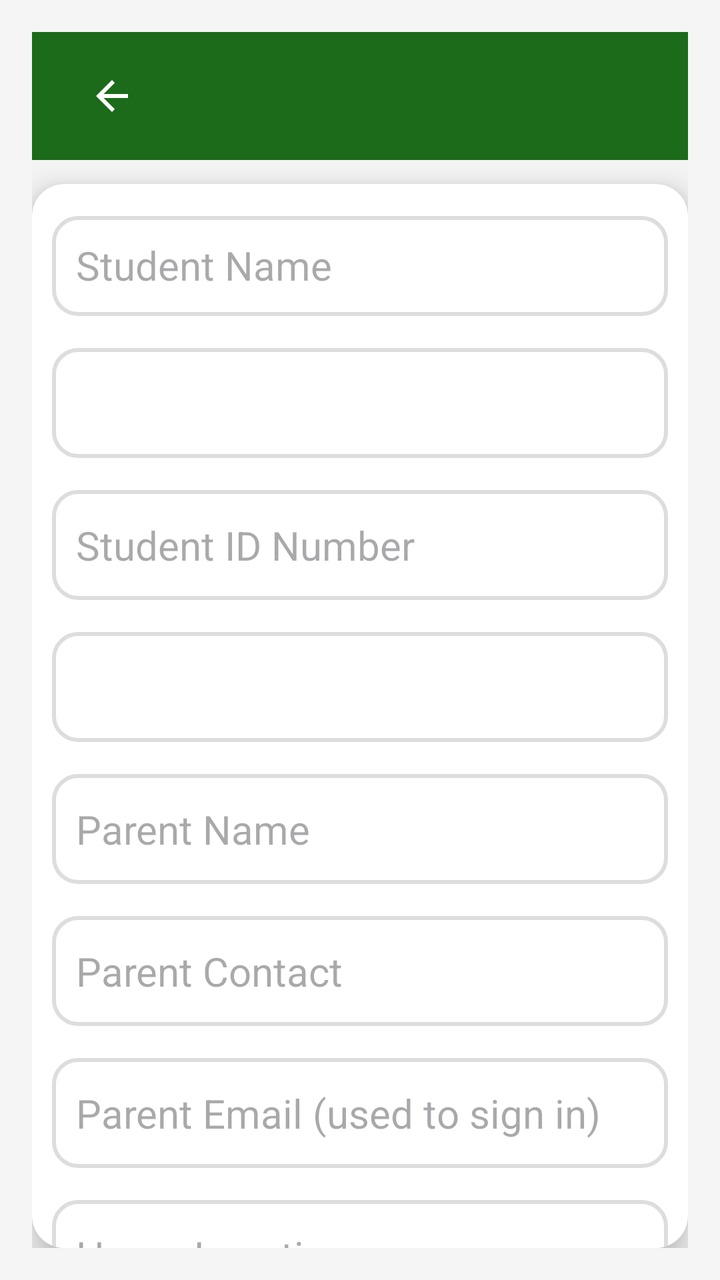
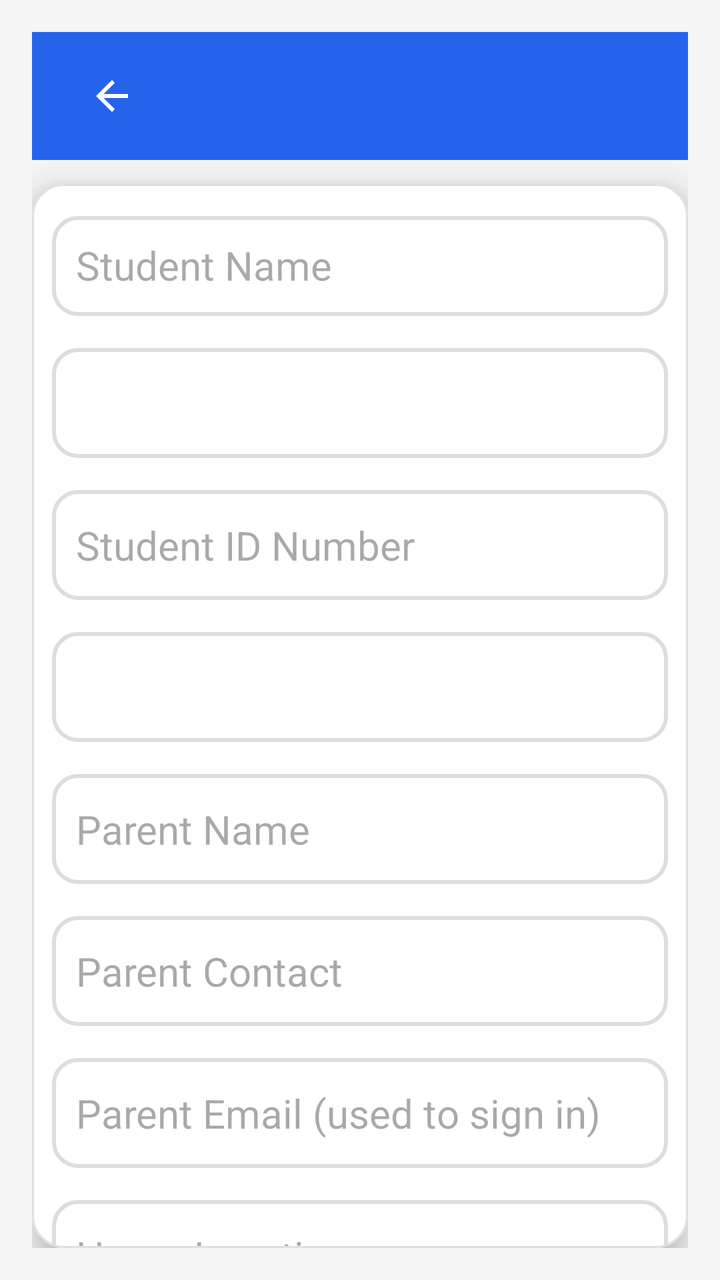

Two renders of the same Android screen: before a commit and after it. Below are the layout's source before the change and the commit's diff.
<!-- AndroidManifest.xml: application theme Theme.TransportApp -->
<!-- res/layout/activity_add_student.xml -->
<?xml version="1.0" encoding="utf-8"?>
<LinearLayout
    xmlns:android="http://schemas.android.com/apk/res/android"
    xmlns:app="http://schemas.android.com/apk/res-auto"
    android:layout_width="match_parent"
    android:layout_height="match_parent"
    android:orientation="vertical"
    android:background="@color/screen_background"
    android:padding="16dp">

    
    <include
        layout="@layout/toolbar"
        android:layout_width="match_parent"
        android:layout_height="wrap_content" />

    
    <com.google.android.material.card.MaterialCardView
        android:layout_width="match_parent"
        android:layout_height="wrap_content"
        android:layout_marginTop="12dp"
        android:backgroundTint="@color/surface"
        android:padding="24dp"
        app:cardCornerRadius="16dp"
        app:cardElevation="10dp">

        <LinearLayout
            android:layout_width="match_parent"
            android:layout_height="wrap_content"
            android:orientation="vertical">

            
            <EditText
                android:id="@+id/studentNameInput"
                android:layout_width="match_parent"
                android:layout_height="50dp"
                android:layout_marginTop="16dp"
                android:layout_marginHorizontal="10dp"
                android:background="@drawable/edittext_background"
                android:hint="@string/hint_student_name"
                android:inputType="text"
                android:padding="12dp"
                android:textColor="@color/text_primary"
                android:textSize="20sp"/>

            
            <Spinner
                android:id="@+id/classDropdown"
                android:layout_width="match_parent"
                android:layout_height="55dp"
                android:layout_marginTop="16dp"
                android:layout_marginHorizontal="10dp"
                android:background="@drawable/edittext_background"
                android:padding="12dp"/>

            
            <EditText
                android:id="@+id/studentIdInput"
                android:layout_width="match_parent"
                android:layout_height="55dp"
                android:layout_marginTop="16dp"
                android:layout_marginHorizontal="10dp"
                android:background="@drawable/edittext_background"
                android:hint="@string/hint_student_id_number"
                android:inputType="number"
                android:padding="12dp"
                android:textColor="@color/text_primary"
                android:textSize="20sp"/>

            
            <Spinner
                android:id="@+id/routeDropdown"
                android:layout_width="match_parent"
                android:layout_height="55dp"
                android:layout_marginTop="16dp"
                android:layout_marginHorizontal="10dp"
                android:background="@drawable/edittext_background"
                android:padding="12dp"/>

            
            <EditText
                android:id="@+id/parentNameInput"
                android:layout_width="match_parent"
                android:layout_height="55dp"
                android:layout_marginTop="16dp"
                android:layout_marginHorizontal="10dp"
                android:background="@drawable/edittext_background"
                android:hint="@string/hint_parent_name"
                android:inputType="text"
                android:padding="12dp"
                android:textColor="@color/text_primary"
                android:textSize="20sp"/>

            
            <EditText
                android:id="@+id/parentContactInput"
                android:layout_width="match_parent"
                android:layout_height="55dp"
                android:layout_marginTop="16dp"
                android:layout_marginHorizontal="10dp"
                android:background="@drawable/edittext_background"
                android:hint="@string/hint_parent_contact"
                android:inputType="phone"
                android:padding="12dp"
                android:textColor="@color/text_primary"
                android:textSize="20sp"/>

            
            <EditText
                android:id="@+id/parentEmailInput"
                android:layout_width="match_parent"
                android:layout_height="55dp"
                android:layout_marginTop="16dp"
                android:layout_marginHorizontal="10dp"
                android:background="@drawable/edittext_background"
                android:hint="@string/hint_parent_email_used_to_sign_in"
                android:inputType="textEmailAddress"
                android:padding="12dp"
                android:textColor="@color/text_primary"
                android:textSize="20sp"/>

            
            <EditText
                android:id="@+id/homeLocationInput"
                android:layout_width="match_parent"
                android:layout_height="55dp"
                android:layout_marginTop="16dp"
                android:layout_marginHorizontal="10dp"
                android:background="@drawable/edittext_background"
                android:hint="@string/hint_home_location"
                android:inputType="text"
                android:padding="12dp"
                android:textColor="@color/text_primary"
                android:textSize="20sp"/>

            
            <Button
                android:id="@+id/saveStudentButton"
                android:layout_width="280dp"
                android:layout_height="wrap_content"
                android:layout_gravity="center"
                android:layout_marginTop="24dp"
                android:layout_marginBottom="10dp"
                android:backgroundTint="@color/green"
                android:drawablePadding="8dp"
                android:padding="16dp"
                android:text="@string/title_add_student"
                android:textColor="@color/white"
                android:textSize="16sp"/>
        </LinearLayout>
    </com.google.android.material.card.MaterialCardView>
</LinearLayout>
<!-- res/layout/toolbar.xml (included above) -->
<?xml version="1.0" encoding="utf-8"?>
<com.google.android.material.appbar.MaterialToolbar xmlns:android="http://schemas.android.com/apk/res/android"
    xmlns:app="http://schemas.android.com/apk/res-auto"
    android:id="@+id/toolbar"
    android:layout_width="match_parent"
    android:layout_height="?attr/actionBarSize"
    android:background="@color/green"
    android:elevation="4dp"
    android:theme="@style/ThemeOverlay.AppCompat.Dark.ActionBar">

    <ImageButton
        android:id="@+id/backButton"
        android:layout_width="48dp"
        android:layout_height="48dp"
        android:layout_marginStart="12dp"
        android:background="@null"
        android:contentDescription="@string/back_button_desc"
        android:src="@drawable/baseline_arrow_back_24"
        app:tint="@android:color/white" />

    <TextView
        android:id="@+id/toolbar_title"
        android:layout_width="wrap_content"
        android:layout_height="wrap_content"
        android:layout_gravity="center"
        android:textColor="@android:color/white"
        android:textSize="22sp"
        android:textStyle="bold" />

    
    <ImageButton
        android:id="@+id/signOutButton"
        android:layout_width="48dp"
        android:layout_height="48dp"
        android:layout_gravity="end"
        android:layout_marginEnd="8dp"
        android:background="?attr/selectableItemBackgroundBorderless"
        android:contentDescription="@string/sign_out"
        android:src="@drawable/baseline_logout_24"
        android:visibility="gone"
        app:tint="@android:color/white" />
</com.google.android.material.appbar.MaterialToolbar>
<!-- resources referenced by this layout -->
<resources>
  <color name="green">#1B6B1B</color>
  <color name="screen_background">#F5F5F5</color>
  <color name="surface">#FFFFFF</color>
  <color name="text_primary">#212121</color>
  <color name="white">#FFFFFFFF</color>
  <!-- drawable baseline_arrow_back_24 (drawable) -->
  <vector xmlns:android="http://schemas.android.com/apk/res/android" android:autoMirrored="true" android:height="24dp" android:tint="@color/text_secondary" android:viewportHeight="24" android:viewportWidth="24" android:width="24dp">
        
      <path android:fillColor="@android:color/white" android:pathData="M20,11H7.83l5.59,-5.59L12,4l-8,8 8,8 1.41,-1.41L7.83,13H20v-2z"/>
      
  </vector>
  <!-- drawable baseline_logout_24 (drawable) -->
  <vector xmlns:android="http://schemas.android.com/apk/res/android" android:autoMirrored="true" android:height="24dp" android:tint="@color/white" android:viewportHeight="24" android:viewportWidth="24" android:width="24dp">
      <path android:fillColor="@android:color/white" android:pathData="M17,7l-1.41,1.41L18.17,11H8v2h10.17l-2.58,2.58L17,17l5,-5zM4,5h8V3H4c-1.1,0 -2,0.9 -2,2v14c0,1.1 0.9,2 2,2h8v-2H4V5z"/>
  </vector>
  <!-- drawable edittext_background (drawable) -->
  <?xml version="1.0" encoding="utf-8"?>
  <shape xmlns:android="http://schemas.android.com/apk/res/android">
      <solid android:color="@color/surface" />
      <corners android:radius="12dp" />
      <stroke android:width="2dp" android:color="@color/border_light" />
  </shape>
  <string name="back_button_desc">Navigate back</string>
  <string name="hint_home_location">Home Location</string>
  <string name="hint_parent_contact">Parent Contact</string>
  <string name="hint_parent_email_used_to_sign_in">Parent Email (used to sign in)</string>
  <string name="hint_parent_name">Parent Name</string>
  <string name="hint_student_id_number">Student ID Number</string>
  <string name="hint_student_name">Student Name</string>
  <string name="sign_out">Sign out</string>
  <string name="title_add_student">Add Student</string>
  <style name="Theme.TransportApp" parent="Base.Theme.TransportApp" />
  <color name="text_secondary">#616161</color>
  <color name="border_light">#DDDDDD</color>
  <style name="Base.Theme.TransportApp" parent="Theme.Material3.DayNight.NoActionBar">
          
          <item name="colorPrimary">@color/green</item>
          <item name="colorOnPrimary">@color/white</item>
          <item name="colorSecondary">@color/accent_orange</item>
          <item name="colorOnSecondary">@color/white</item>
          
          <item name="materialCardViewStyle">@style/Widget.Material3.CardView.Elevated</item>
      </style>
  <color name="accent_orange">#B45309</color>
</resources>

<!-- the commit's change to res/layout/activity_add_student.xml (unified diff, before → after) -->
@@ -141,7 +141,7 @@
                 android:layout_gravity="center"
                 android:layout_marginTop="24dp"
                 android:layout_marginBottom="10dp"
-                android:backgroundTint="@color/green"
+                android:backgroundTint="@color/brand_primary"
                 android:drawablePadding="8dp"
                 android:padding="16dp"
                 android:text="@string/title_add_student"
@@ -157,7 +157,7 @@
     android:id="@+id/toolbar"
     android:layout_width="match_parent"
     android:layout_height="?attr/actionBarSize"
-    android:background="@color/green"
+    android:background="@color/brand_primary"
     android:elevation="4dp"
     android:theme="@style/ThemeOverlay.AppCompat.Dark.ActionBar">
 
<!-- resource entries referenced after the edit -->
@@ -1,6 +1,6 @@
 <!-- resources referenced by this layout -->
 <resources>
-  <color name="green">#1B6B1B</color>
+  <color name="brand_primary">#2563EB</color>
   <color name="screen_background">#F5F5F5</color>
   <color name="surface">#FFFFFF</color>
   <color name="text_primary">#212121</color>
@@ -35,14 +35,32 @@
   <color name="text_secondary">#616161</color>
   <color name="border_light">#DDDDDD</color>
   <style name="Base.Theme.TransportApp" parent="Theme.Material3.DayNight.NoActionBar">
-          
-          <item name="colorPrimary">@color/green</item>
-          <item name="colorOnPrimary">@color/white</item>
+          <item name="colorPrimary">@color/theme_primary</item>
+          <item name="colorOnPrimary">@color/theme_on_primary</item>
+          <item name="colorPrimaryContainer">@color/theme_primary_container</item>
+          <item name="colorOnPrimaryContainer">@color/theme_on_primary_container</item>
           <item name="colorSecondary">@color/accent_orange</item>
           <item name="colorOnSecondary">@color/white</item>
+          <item name="colorSurfaceVariant">@color/surface_variant</item>
+          <item name="colorOutlineVariant">@color/outline_card</item>
           
-          <item name="materialCardViewStyle">@style/Widget.Material3.CardView.Elevated</item>
+          <item name="materialCardViewStyle">@style/Widget.Transport.Card</item>
       </style>
+  <color name="theme_primary">#2563EB</color>
+  <color name="theme_on_primary">#FFFFFF</color>
+  <color name="theme_primary_container">#DBEAFE</color>
+  <color name="theme_on_primary_container">#1E3A8A</color>
   <color name="accent_orange">#B45309</color>
+  <color name="surface_variant">#F1F3F4</color>
+  <color name="outline_card">#E0E0E0</color>
+  <style name="Widget.Transport.Card" parent="Widget.Material3.CardView.Elevated">
+          <item name="cardCornerRadius">@dimen/radius_l</item>
+          <item name="cardElevation">@dimen/card_elevation_default</item>
+          <item name="strokeColor">@color/outline_card</item>
+          <item name="strokeWidth">1dp</item>
+          <item name="cardBackgroundColor">@color/surface</item>
+      </style>
+  <dimen name="radius_l">16dp</dimen>
+  <dimen name="card_elevation_default">2dp</dimen>
 </resources>
 
